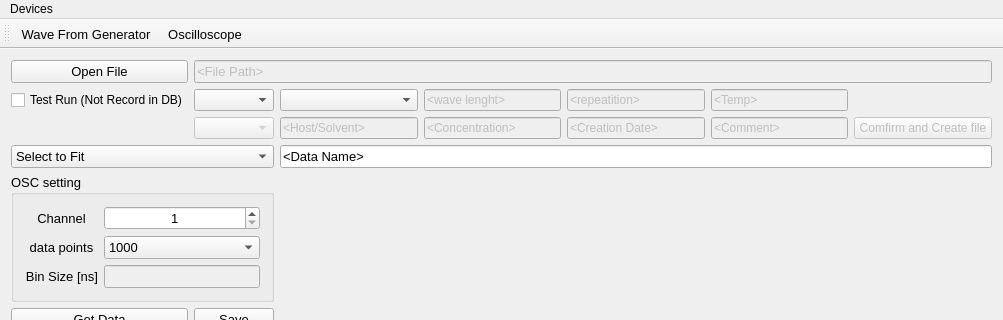
Before: the Qt Designer form mainwindow.ui in TripletESR/DAQ_GUI, drawn with Qt 5; both pictures show x 0 to 1003 and y 0 to 320 of the 1003 by 790 pixel window.
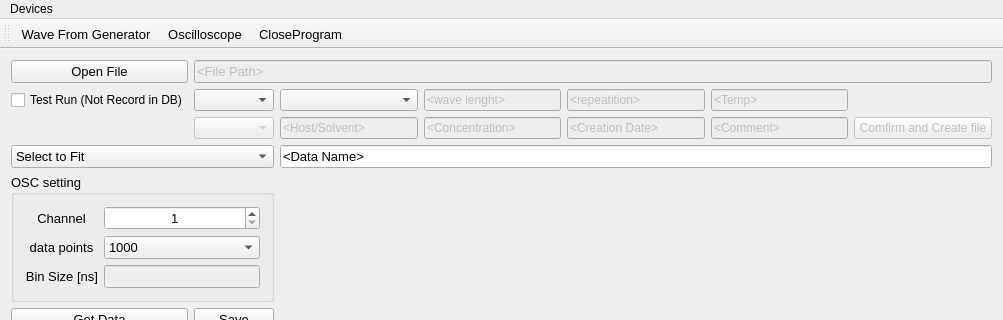
After: the same form once the commit is applied. Custom widgets are drawn as their Qt base class.

Commit message:
change the way to close the program.
This stop the main window redrawing when auto DAQ.

Diff of the .ui file:
```diff
--- a/mainwindow.ui
+++ b/mainwindow.ui
@@ -567,6 +567,7 @@
    </attribute>
    <addaction name="actionWave_From_Generator"/>
    <addaction name="actionOscilloscope"/>
+   <addaction name="actionCloseProgram"/>
   </widget>
   <widget class="QStatusBar" name="statusBar"/>
   <action name="actionWave_From_Generator">
@@ -579,6 +580,11 @@
     <string>Oscilloscope</string>
    </property>
   </action>
+  <action name="actionCloseProgram">
+   <property name="text">
+    <string>CloseProgram</string>
+   </property>
+  </action>
  </widget>
  <layoutdefault spacing="6" margin="11"/>
  <customwidgets>
```
The commit also changes 4 other files.
